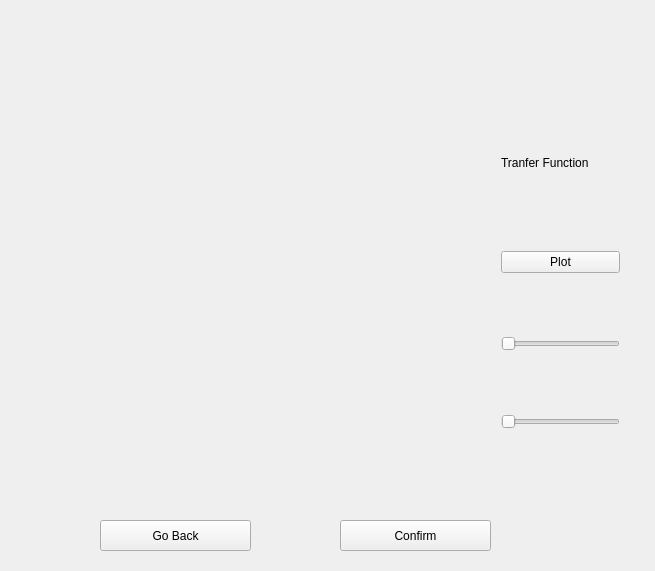
Yanbo-Li/mct-test, file mct-usc-dev/bodeplotwindow.ui: the form before one commit.
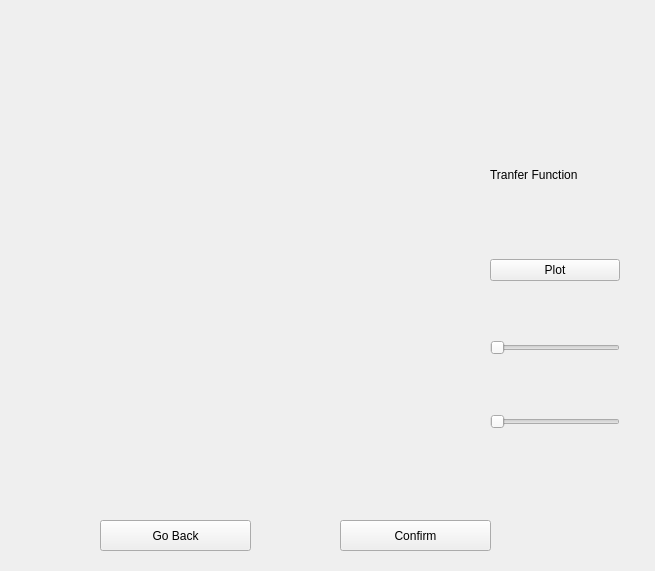
The form after the commit. Custom widgets are drawn as their Qt base class.

Commit message: Added MathEngine class for backend functionality

Patch:
```diff
--- a/mct-usc-dev/bodeplotwindow.ui
+++ b/mct-usc-dev/bodeplotwindow.ui
@@ -63,12 +63,18 @@
     <property name="geometry">
      <rect>
       <x>490</x>
-      <y>70</y>
+      <y>80</y>
       <width>141</width>
-      <height>431</height>
+      <height>421</height>
      </rect>
     </property>
-    <layout class="QVBoxLayout" name="verticalLayout_3">
+    <layout class="QVBoxLayout" name="verticalLayout_3" stretch="0,0,0,0">
+     <property name="spacing">
+      <number>0</number>
+     </property>
+     <property name="leftMargin">
+      <number>0</number>
+     </property>
      <item>
       <widget class="QLabel" name="tfLabel">
        <property name="maximumSize">
```
The commit also changes 10 other files.
